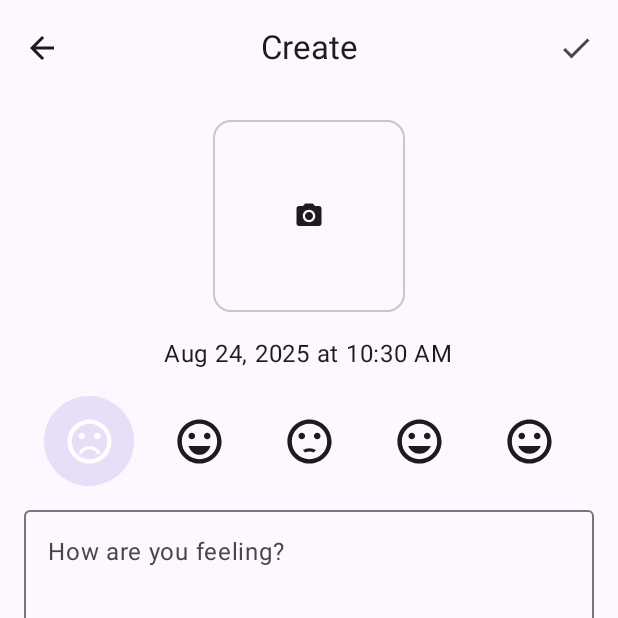
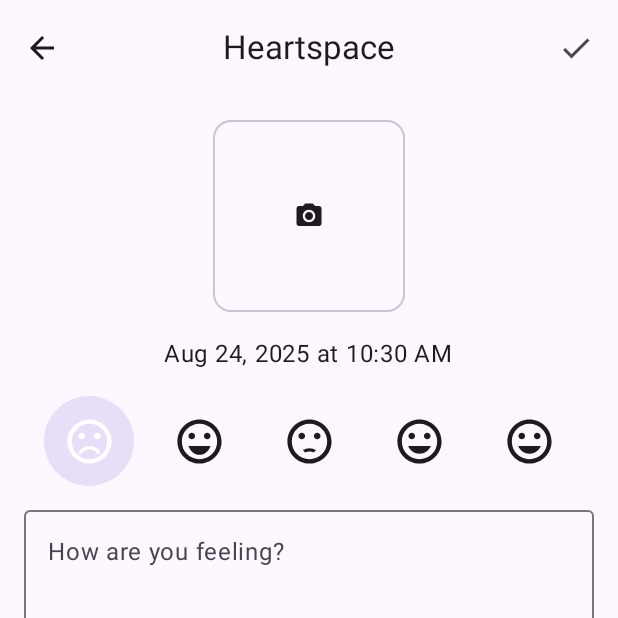
Before and after one commit to slateblua/Heartspace, an Android app built with Jetpack Compose: the Journal screen opened through its navigation route, on a phone screen of 412 x 824 dp, the top half of it. Run offline under Robolectric (Android 15) with nearby library versions, the phone set to English and light mode, and no system bars.

Commit message:
Update CreateScreen TopAppBar

```diff
--- a/app/src/main/java/com/bluesourceplus/heartspace/feature/create/CreateScreen.kt
+++ b/app/src/main/java/com/bluesourceplus/heartspace/feature/create/CreateScreen.kt
@@ -93,7 +93,7 @@ fun CreateScreen(
 
     Column {
         CenterAlignedTopAppBar(
-            title = { Text(text = "Create") },
+            title = { Text(text = "Heartspace") },
             navigationIcon = {
                 IconButton(onClick = back) {
                     Icon(
```
